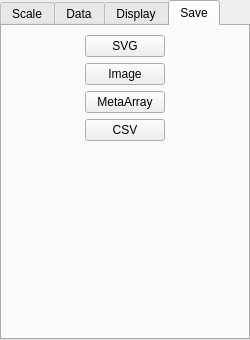
Above: graphicsItems/PlotItem/plotConfigTemplate.ui from calanoue/pyqtgraph before the change. Below: the same form after it.
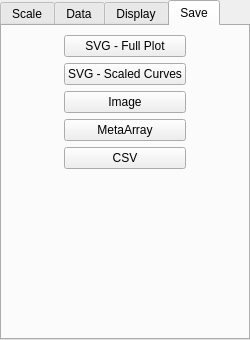
That is the form after the change. The open tabs and pages were chosen to show the change.

Commit message: pyqtgraph fixes/updates:   - restored PlotItem save SVG functionality, split into save plot and save curves   - made axis ticks reversable and adjustable length   - viewbox bugfix - autoRange works correctly with Y inverted

```diff
--- a/graphicsItems/PlotItem/plotConfigTemplate.ui
+++ b/graphicsItems/PlotItem/plotConfigTemplate.ui
@@ -499,31 +499,38 @@
          <item row="0" column="0">
           <widget class="QPushButton" name="saveSvgBtn">
            <property name="text">
-            <string>SVG</string>
+            <string>SVG - Full Plot</string>
            </property>
           </widget>
          </item>
-         <item row="1" column="0">
+         <item row="2" column="0">
           <widget class="QPushButton" name="saveImgBtn">
            <property name="text">
             <string>Image</string>
            </property>
           </widget>
          </item>
-         <item row="2" column="0">
+         <item row="3" column="0">
           <widget class="QPushButton" name="saveMaBtn">
            <property name="text">
             <string>MetaArray</string>
            </property>
           </widget>
          </item>
-         <item row="3" column="0">
+         <item row="4" column="0">
           <widget class="QPushButton" name="saveCsvBtn">
            <property name="text">
             <string>CSV</string>
            </property>
           </widget>
          </item>
+         <item row="1" column="0">
+          <widget class="QPushButton" name="saveSvgCurvesBtn">
+           <property name="text">
+            <string>SVG - Scaled Curves</string>
+           </property>
+          </widget>
+         </item>
         </layout>
        </item>
        <item row="0" column="2">
```
The commit also changes 4 other files.
